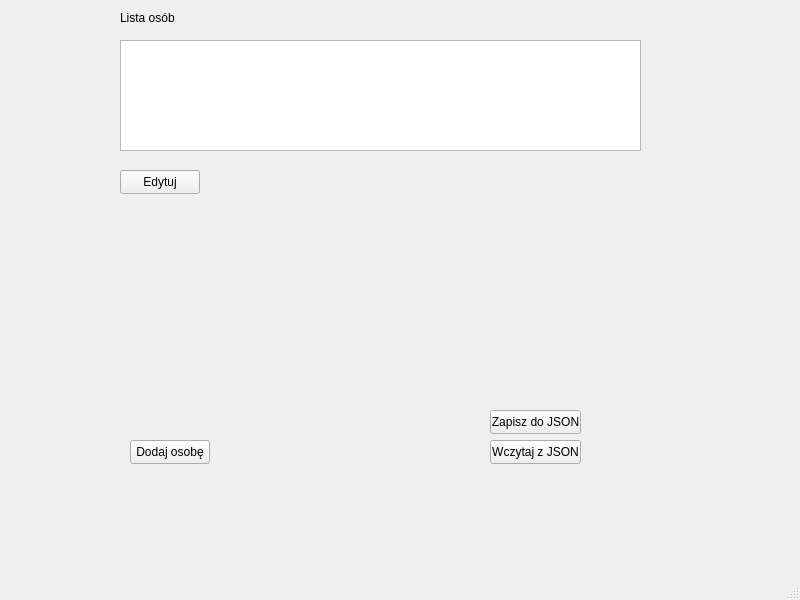
Above: GenealogyApp/mainwindow.ui from frawojej/GenealogyApp before the change. Below: the same form after it.
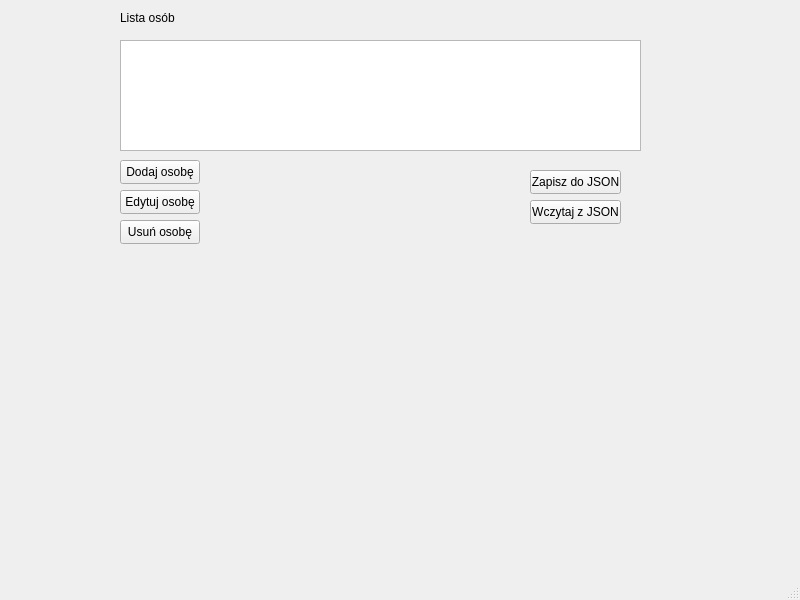
That is the form after the change.

Commit message: feat: delete person from the list

```diff
--- a/GenealogyApp/mainwindow.ui
+++ b/GenealogyApp/mainwindow.ui
@@ -17,8 +17,8 @@
    <widget class="QPushButton" name="addPersonButton">
     <property name="geometry">
      <rect>
-      <x>130</x>
-      <y>440</y>
+      <x>120</x>
+      <y>160</y>
       <width>80</width>
       <height>24</height>
      </rect>
@@ -30,8 +30,8 @@
    <widget class="QPushButton" name="loadJsonButton">
     <property name="geometry">
      <rect>
-      <x>490</x>
-      <y>440</y>
+      <x>530</x>
+      <y>200</y>
       <width>91</width>
       <height>24</height>
      </rect>
@@ -43,8 +43,8 @@
    <widget class="QPushButton" name="saveJsonButton">
     <property name="geometry">
      <rect>
-      <x>490</x>
-      <y>410</y>
+      <x>530</x>
+      <y>170</y>
       <width>91</width>
       <height>24</height>
      </rect>
@@ -80,13 +80,26 @@
     <property name="geometry">
      <rect>
       <x>120</x>
-      <y>170</y>
+      <y>190</y>
       <width>80</width>
       <height>24</height>
      </rect>
     </property>
     <property name="text">
-     <string>Edytuj</string>
+     <string>Edytuj osobę</string>
+    </property>
+   </widget>
+   <widget class="QPushButton" name="deletePersonButton">
+    <property name="geometry">
+     <rect>
+      <x>120</x>
+      <y>220</y>
+      <width>80</width>
+      <height>24</height>
+     </rect>
+    </property>
+    <property name="text">
+     <string>Usuń osobę</string>
     </property>
    </widget>
   </widget>
```
Left out of the diff: 3 changed lines with no effect on the pictures. The commit also changes 1 other file.
